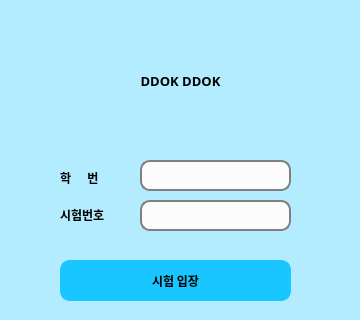
First picture: the form in local ver/ui/MainWindow.ui, repository choisunghwan/DDOK_DDOK, before the edit; both pictures show x 0 to 360 and y 0 to 320 of the 360 by 530 pixel window.
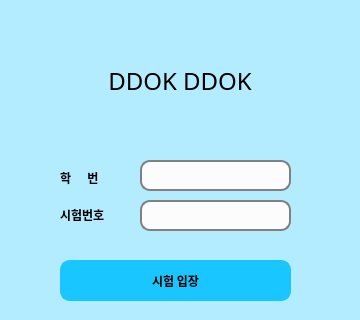
Second picture: the form after the edit.

Commit message: changed UI : font, fontsize

```diff
--- a/local ver/ui/MainWindow.ui
+++ b/local ver/ui/MainWindow.ui
@@ -177,17 +177,17 @@
    <widget class="QLabel" name="title">
     <property name="geometry">
      <rect>
-      <x>130</x>
-      <y>60</y>
-      <width>101</width>
-      <height>41</height>
+      <x>80</x><!--130/ 글자 위치 맞추기-->
+      <y>60</y><!--60-->
+      <width>200</width><!--101 이 너비 부분을 올리면서 아래 pointsize 올리기-->
+      <height>41</height><!--41-->
      </rect>
     </property>
     <property name="font">
      <font>
-      <family>나눔스퀘어_ac ExtraBold</family>
-      <pointsize>10</pointsize>     <!--학생용 프로그램 ddok ddok -->
-      <weight>75</weight>
+      <family>Arial Black</family> <!--폰트 바꾸기 기존:나눔스퀘어_ac ExtraBold-->
+      <pointsize>18</pointsize>     <!--학생용 프로그램 ddok ddok 기존:10 -->
+      <weight>150</weight> <!--기존 75-->
       <bold>true</bold>
      </font>
     </property>
```
Left out of the diff: 2 changed lines with no effect on the pictures. The commit also changes 1 other file.
